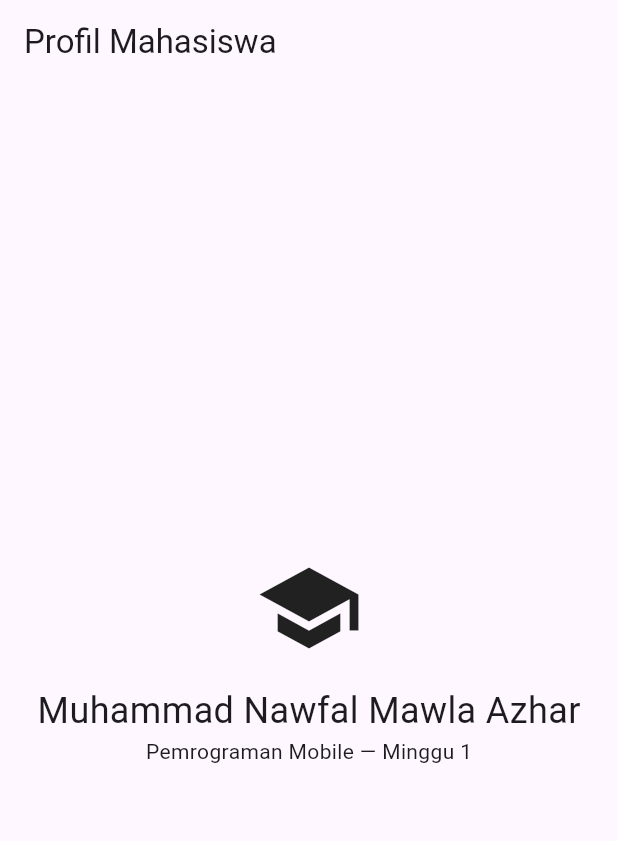
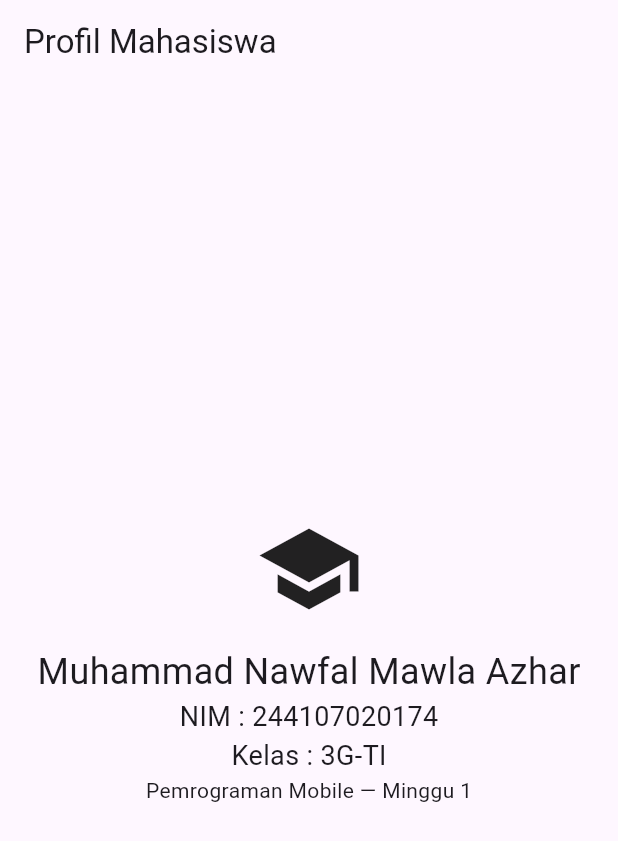
Before and after one commit to MNawfal24/244107020174-Mobile-Course, a Flutter app: the screen it shows after launch, on a phone screen of 412 x 824 dp. Shown: the top 841 px of the screen. Run offline on Flutter 3.47's test engine with Material 3 defaults, Android fonts, the phone set to English and light mode, and no system bars.

Commit message:
commit Mini Assigment

```diff
--- a/01-week-1-mobile-development-ecosystem-flutter-refresh/lib/main.dart
+++ b/01-week-1-mobile-development-ecosystem-flutter-refresh/lib/main.dart
@@ -15,6 +15,8 @@ class MyApp extends StatelessWidget {
             Icon(Icons.school, size: 72),
             SizedBox(height: 16),
             Text('Muhammad Nawfal Mawla Azhar', style: TextStyle(fontSize: 24)),
+            Text('NIM : 244107020174', style: TextStyle(fontSize: 18)),
+            Text('Kelas : 3G-TI' , style: TextStyle(fontSize: 18)),
             Text('Pemrograman Mobile — Minggu 1'),
           ]),
         ),
```
Also changed, not shown: 01-week-1-mobile-development-ecosystem-flutter-refresh/Screeshoot/Ss_Ganti UI.png (added).
